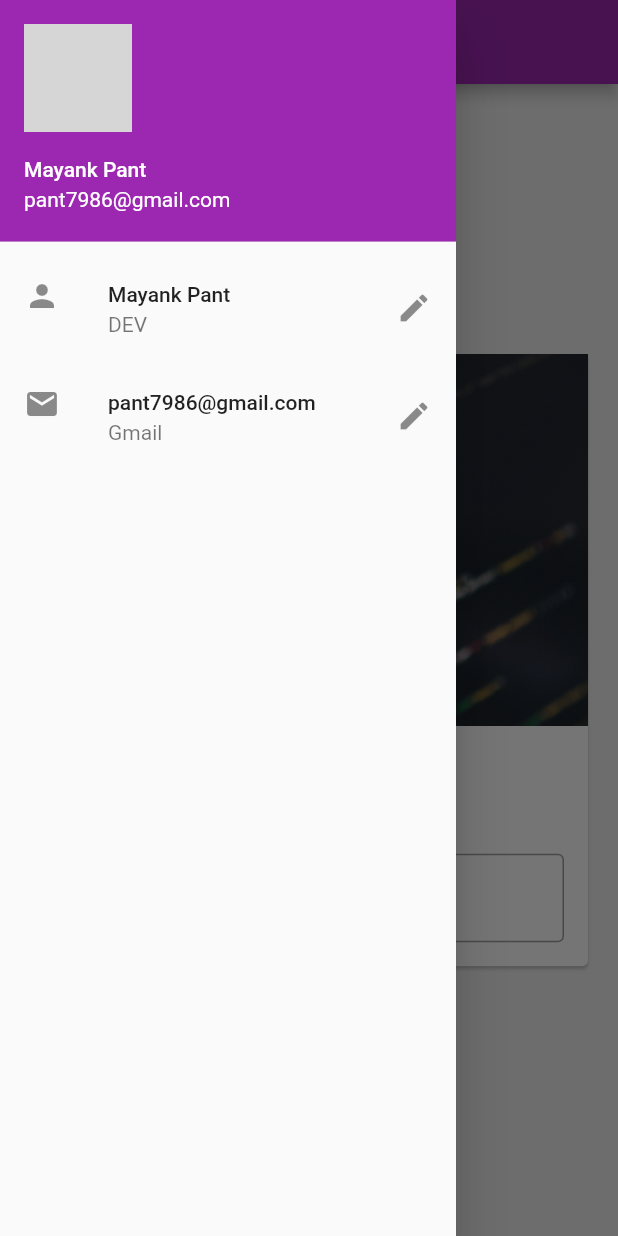
After one commit to mayank-pant/dabbling_flutter, a Flutter app: the screen it shows after launch, with the side drawer open, on a phone screen of 412 x 824 dp. The commit adds this screen. Run offline on Flutter 3.47's test engine with Material 2 defaults, Android fonts, the phone set to English and light mode, and no system bars; network calls fail; grey boxes are pictures that could not be loaded.

Commit message:
refactored code

```diff
--- /dev/null
+++ b/lib/drawer.dart
@@ -0,0 +1,38 @@
+import 'package:flutter/material.dart';
+
+class MyDrawer extends StatelessWidget {
+  const MyDrawer({Key? key}) : super(key: key);
+
+  @override
+  Widget build(BuildContext context) {
+    return Drawer(
+      child: ListView(
+        padding: const EdgeInsets.all(0),
+        children: [
+          const UserAccountsDrawerHeader(
+            accountName: Text("Mayank Pant"),
+            accountEmail: Text("pant7986@gmail.com"),
+            currentAccountPicture: CircleAvatar(
+              backgroundImage: NetworkImage(
+                "https://images.unsplash.com/photo-1630710478039-9c680b99f800?ixlib=rb-1.2.1&ixid=MnwxMjA3fDB8MHxwaG90by1wYWdlfHx8fGVufDB8fHx8&auto=format&fit=crop&w=2070&q=80",
+              ),
+            ),
+          ),
+          ListTile(
+            leading: const Icon(Icons.person),
+            title: const Text("Mayank Pant"),
+            subtitle: const Text("DEV"),
+            trailing: const Icon(Icons.edit),
+            onTap: () {},
+          ),
+          const ListTile(
+            leading: Icon(Icons.email),
+            title: Text("pant7986@gmail.com"),
+            subtitle: Text("Gmail"),
+            trailing: Icon(Icons.edit),
+          )
+        ],
+      ),
+    );
+  }
+}
--- /dev/null
+++ b/lib/new_card_widget.dart
@@ -0,0 +1,45 @@
+import 'package:flutter/material.dart';
+
+class CardWidget extends StatelessWidget {
+  const CardWidget({
+    Key? key,
+    required this.myText,
+    required TextEditingController nameController,
+  })  : _nameController = nameController,
+        super(key: key);
+
+  final String myText;
+  final TextEditingController _nameController;
+
+  @override
+  Widget build(BuildContext context) {
+    return Card(
+      child: Column(children: [
+        Image.asset(
+          "assets/bg.jpg",
+        ),
+        SizedBox(
+          height: 20,
+        ),
+        Text(
+          myText,
+          style: TextStyle(fontSize: 25, fontWeight: FontWeight.bold),
+        ),
+        SizedBox(
+          height: 20,
+        ),
+        Padding(
+          padding: const EdgeInsets.all(16.0),
+          child: TextField(
+            controller: _nameController,
+            decoration: InputDecoration(
+              border: OutlineInputBorder(),
+              hintText: "Enter Some Text",
+              labelText: "Name",
+            ),
+          ),
+        )
+      ]),
+    );
+  }
+}
--- /dev/null
+++ b/lib/pages/home_page.dart
@@ -0,0 +1,44 @@
+import 'package:awesome_app/new_card_widget.dart';
+import 'package:flutter/material.dart';
+
+import 'package:awesome_app/drawer.dart';
+import 'package:flutter/material.dart';
+
+class HomePage extends StatefulWidget {
+  const HomePage({Key? key}) : super(key: key);
+
+  @override
+  State<HomePage> createState() => _HomePageState();
+}
+
+class _HomePageState extends State<HomePage> {
+  var myText = "change my name";
+  TextEditingController _nameController = TextEditingController();
+
+  @override
+  Widget build(BuildContext context) {
+    return Scaffold(
+      backgroundColor: Colors.grey[200],
+      appBar: AppBar(
+        title: Text("Awesome App"),
+      ),
+      body: Center(
+        child: Padding(
+          padding: const EdgeInsets.all(16.0),
+          child: SingleChildScrollView(
+            child: CardWidget(myText: myText, nameController: _nameController),
+          ),
+        ),
+      ),
+      drawer: MyDrawer(),
+      floatingActionButton: FloatingActionButton(
+        onPressed: () {
+          myText = _nameController.text;
+          setState(() {});
+        },
+        child: Icon(Icons.send),
+      ),
+      floatingActionButtonLocation: FloatingActionButtonLocation.centerFloat,
+    );
+  }
+}
```
Also changed, not shown: lib/main.dart (+115 -106 lines).
